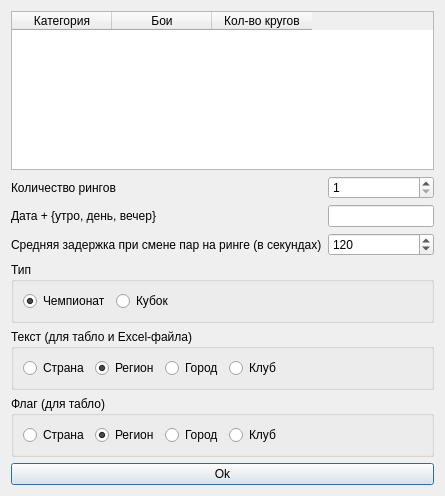
This is TournamentManager/fighting_pairs.ui in BarsukAlexey/xelarogi as Qt 5 draws it before an edit. The edited form follows.
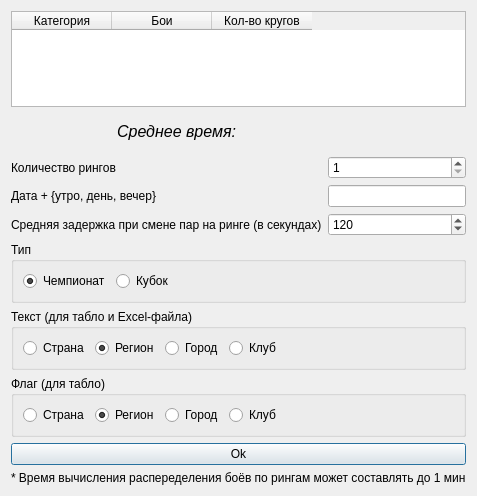
This is the edited form.

Diff of the .ui file:
```diff
--- a/TournamentManager/fighting_pairs.ui
+++ b/TournamentManager/fighting_pairs.ui
@@ -11,153 +11,54 @@
    </rect>
   </property>
   <layout class="QGridLayout" name="gridLayout">
-   <item row="3" column="0">
-    <widget class="QGroupBox" name="groupBox">
-     <property name="title">
-      <string>Текст (для табло и Excel-файла)</string>
-     </property>
-     <layout class="QHBoxLayout" name="horizontalLayout">
-      <item>
-       <widget class="QRadioButton" name="radioTextCountry">
-        <property name="text">
-         <string>Страна</string>
-        </property>
-       </widget>
-      </item>
-      <item>
-       <widget class="QRadioButton" name="radioTextRegion">
-        <property name="text">
-         <string>Регион</string>
-        </property>
-        <property name="checked">
-         <bool>true</bool>
-        </property>
-       </widget>
-      </item>
-      <item>
-       <widget class="QRadioButton" name="radioTextCity">
-        <property name="text">
-         <string>Город</string>
-        </property>
-       </widget>
-      </item>
-      <item>
-       <widget class="QRadioButton" name="radioTextClub">
-        <property name="text">
-         <string>Клуб</string>
-        </property>
-       </widget>
-      </item>
-      <item>
-       <spacer name="horizontalSpacer">
-        <property name="orientation">
-         <enum>Qt::Horizontal</enum>
-        </property>
-        <property name="sizeHint" stdset="0">
-         <size>
-          <width>40</width>
-          <height>20</height>
-         </size>
-        </property>
-       </spacer>
-      </item>
-     </layout>
-    </widget>
-   </item>
-   <item row="4" column="0">
-    <widget class="QGroupBox" name="groupBox_2">
-     <property name="title">
-      <string>Флаг (для табло)</string>
-     </property>
-     <layout class="QHBoxLayout" name="horizontalLayout_2">
-      <item>
-       <widget class="QRadioButton" name="radioFlagCountry">
-        <property name="text">
-         <string>Страна</string>
-        </property>
-       </widget>
-      </item>
-      <item>
-       <widget class="QRadioButton" name="radioFlagRegion">
-        <property name="text">
-         <string>Регион</string>
-        </property>
-        <property name="checked">
-         <bool>true</bool>
-        </property>
-       </widget>
-      </item>
-      <item>
-       <widget class="QRadioButton" name="radioFlagCity">
-        <property name="text">
-         <string>Город</string>
-        </property>
-       </widget>
-      </item>
-      <item>
-       <widget class="QRadioButton" name="radioFlagClub">
-        <property name="text">
-         <string>Клуб</string>
-        </property>
-       </widget>
-      </item>
-      <item>
-       <spacer name="horizontalSpacer_2">
-        <property name="orientation">
-         <enum>Qt::Horizontal</enum>
-        </property>
-        <property name="sizeHint" stdset="0">
-         <size>
-          <width>40</width>
-          <height>20</height>
-         </size>
-        </property>
-       </spacer>
-      </item>
-     </layout>
-    </widget>
-   </item>
-   <item row="2" column="0">
-    <widget class="QGroupBox" name="groupBox_3">
-     <property name="title">
-      <string>Тип</string>
-     </property>
-     <layout class="QHBoxLayout" name="horizontalLayout_3">
-      <item>
-       <widget class="QRadioButton" name="radioButtonChampionship">
-        <property name="text">
-         <string>Чемпионат</string>
-        </property>
-        <property name="checked">
-         <bool>true</bool>
-        </property>
-       </widget>
-      </item>
-      <item>
-       <widget class="QRadioButton" name="radioButtonCube">
-        <property name="text">
-         <string>Кубок</string>
-        </property>
-       </widget>
-      </item>
-      <item>
-       <spacer name="horizontalSpacer_3">
-        <property name="orientation">
-         <enum>Qt::Horizontal</enum>
-        </property>
-        <property name="sizeHint" stdset="0">
-         <size>
-          <width>40</width>
-          <height>20</height>
-         </size>
-        </property>
-       </spacer>
-      </item>
-     </layout>
-    </widget>
-   </item>
    <item row="0" column="0">
     <widget class="QTableWidget" name="qTableWidget">
+     <property name="palette">
+      <palette>
+       <active>
+        <colorrole role="Highlight">
+         <brush brushstyle="SolidPattern">
+          <color alpha="255">
+           <red>51</red>
+           <green>153</green>
+           <blue>255</blue>
+          </color>
+         </brush>
+        </colorrole>
+       </active>
+       <inactive>
+        <colorrole role="Highlight">
+         <brush brushstyle="SolidPattern">
+          <color alpha="255">
+           <red>51</red>
+           <green>153</green>
+           <blue>255</blue>
+          </color>
+         </brush>
+        </colorrole>
+       </inactive>
+       <disabled>
+        <colorrole role="Highlight">
+         <brush brushstyle="SolidPattern">
+          <color alpha="255">
+           <red>51</red>
+           <green>153</green>
+           <blue>255</blue>
+          </color>
+         </brush>
+        </colorrole>
+       </disabled>
+      </palette>
+     </property>
+     <property name="editTriggers">
+      <set>QAbstractItemView::NoEditTriggers</set>
+     </property>
+     <property name="selectionMode">
+      <enum>QAbstractItemView::MultiSelection</enum>
+     </property>
+     <property name="selectionBehavior">
+      <enum>QAbstractItemView::SelectRows</enum>
+     </property>
      <column>
       <property name="text">
        <string>Категория</string>
@@ -175,7 +76,7 @@
      </column>
     </widget>
    </item>
-   <item row="1" column="0">
+   <item row="3" column="0">
     <layout class="QFormLayout" name="formLayout">
      <item row="0" column="0">
       <widget class="QLabel" name="label">
@@ -223,13 +124,203 @@
      </item>
     </layout>
    </item>
-   <item row="5" column="0">
+   <item row="7" column="0">
     <widget class="QPushButton" name="qPushButton">
      <property name="text">
       <string>Ok</string>
      </property>
     </widget>
    </item>
+   <item row="8" column="0">
+    <widget class="QLabel" name="label_4">
+     <property name="text">
+      <string>* Время вычисления распеределения боёв по рингам может составлять до 1 мин</string>
+     </property>
+    </widget>
+   </item>
+   <item row="5" column="0">
+    <widget class="QGroupBox" name="groupBox">
+     <property name="title">
+      <string>Текст (для табло и Excel-файла)</string>
+     </property>
+     <layout class="QHBoxLayout" name="horizontalLayout">
+      <item>
+       <widget class="QRadioButton" name="radioTextCountry">
+        <property name="text">
+         <string>Страна</string>
+        </property>
+       </widget>
+      </item>
+      <item>
+       <widget class="QRadioButton" name="radioTextRegion">
+        <property name="text">
+         <string>Регион</string>
+        </property>
+        <property name="checked">
+         <bool>true</bool>
+        </property>
+       </widget>
+      </item>
+      <item>
+       <widget class="QRadioButton" name="radioTextCity">
+        <property name="text">
+         <string>Город</string>
+        </property>
+       </widget>
+      </item>
+      <item>
+       <widget class="QRadioButton" name="radioTextClub">
+        <property name="text">
+         <string>Клуб</string>
+        </property>
+       </widget>
+      </item>
+      <item>
+       <spacer name="horizontalSpacer">
+        <property name="orientation">
+         <enum>Qt::Horizontal</enum>
+        </property>
+        <property name="sizeHint" stdset="0">
+         <size>
+          <width>40</width>
+          <height>20</height>
+         </size>
+        </property>
+       </spacer>
+      </item>
+     </layout>
+    </widget>
+   </item>
+   <item row="4" column="0">
+    <widget class="QGroupBox" name="groupBox_3">
+     <property name="title">
+      <string>Тип</string>
+     </property>
+     <layout class="QHBoxLayout" name="horizontalLayout_3">
+      <item>
+       <widget class="QRadioButton" name="radioButtonChampionship">
+        <property name="text">
+         <string>Чемпионат</string>
+        </property>
+        <property name="checked">
+         <bool>true</bool>
+        </property>
+       </widget>
+      </item>
+      <item>
+       <widget class="QRadioButton" name="radioButtonCube">
+        <property name="text">
+         <string>Кубок</string>
+        </property>
+       </widget>
+      </item>
+      <item>
+       <spacer name="horizontalSpacer_3">
+        <property name="orientation">
+         <enum>Qt::Horizontal</enum>
+        </property>
+        <property name="sizeHint" stdset="0">
+         <size>
+          <width>40</width>
+          <height>20</height>
+         </size>
+        </property>
+       </spacer>
+      </item>
+     </layout>
+    </widget>
+   </item>
+   <item row="6" column="0">
+    <widget class="QGroupBox" name="groupBox_2">
+     <property name="title">
+      <string>Флаг (для табло)</string>
+     </property>
+     <layout class="QHBoxLayout" name="horizontalLayout_2">
+      <item>
+       <widget class="QRadioButton" name="radioFlagCountry">
+        <property name="text">
+         <string>Страна</string>
+        </property>
+       </widget>
+      </item>
+      <item>
+       <widget class="QRadioButton" name="radioFlagRegion">
+        <property name="text">
+         <string>Регион</string>
+        </property>
+        <property name="checked">
+         <bool>true</bool>
+        </property>
+       </widget>
+      </item>
+      <item>
+       <widget class="QRadioButton" name="radioFlagCity">
+        <property name="text">
+         <string>Город</string>
+        </property>
+       </widget>
+      </item>
+      <item>
+       <widget class="QRadioButton" name="radioFlagClub">
+        <property name="text">
+         <string>Клуб</string>
+        </property>
+       </widget>
+      </item>
+      <item>
+       <spacer name="horizontalSpacer_2">
+        <property name="orientation">
+         <enum>Qt::Horizontal</enum>
+        </property>
+        <property name="sizeHint" stdset="0">
+         <size>
+          <width>40</width>
+          <height>20</height>
+         </size>
+        </property>
+       </spacer>
+      </item>
+     </layout>
+    </widget>
+   </item>
+   <item row="2" column="0">
+    <widget class="QWidget" name="widget" native="true">
+     <layout class="QHBoxLayout" name="horizontalLayout_4">
+      <item>
+       <widget class="QLabel" name="labelAverageTime11111">
+        <property name="font">
+         <font>
+          <pointsize>12</pointsize>
+          <italic>true</italic>
+         </font>
+        </property>
+        <property name="text">
+         <string>Среднее время:</string>
+        </property>
+        <property name="alignment">
+         <set>Qt::AlignRight|Qt::AlignTrailing|Qt::AlignVCenter</set>
+        </property>
+       </widget>
+      </item>
+      <item>
+       <widget class="QLabel" name="labelAverageTime">
+        <property name="font">
+         <font>
+          <pointsize>12</pointsize>
+          <italic>true</italic>
+         </font>
+        </property>
+        <property name="text">
+         <string/>
+        </property>
+        <property name="alignment">
+         <set>Qt::AlignLeading|Qt::AlignLeft|Qt::AlignVCenter</set>
+        </property>
+       </widget>
+      </item>
+     </layout>
+    </widget>
+   </item>
   </layout>
  </widget>
  <resources/>
```
